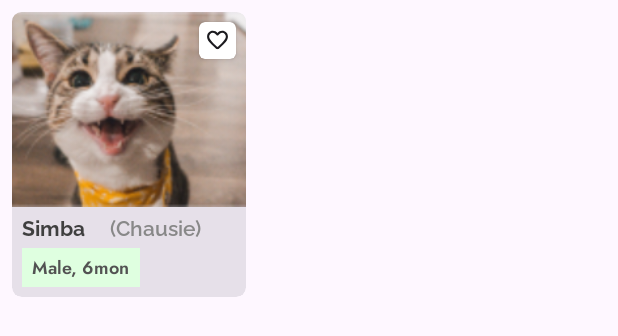
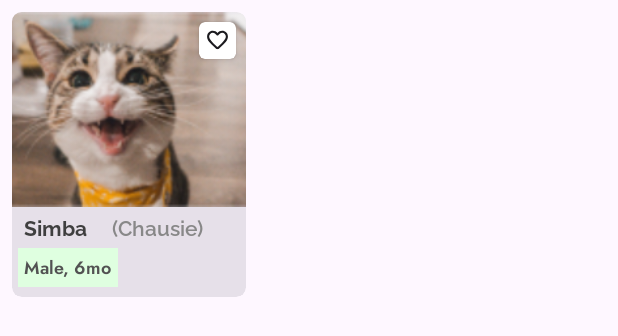
Before and after one commit to mehadishakil/PETOPIA, an Android app: the layout adopt_pet_card_design_layout.xml on its own in the app's theme, with its tools: preview values and no code run, on a phone screen of 412 x 824 dp. Shown: the top 336 px of the screen. Run offline under Robolectric (Android 15) with nearby library versions, the phone set to English and light mode, and no system bars; Roboto replaces fonts that are not available here.

Commit message:
ui updated

```diff
--- a/app/src/main/res/layout/adopt_pet_card_design_layout.xml
+++ b/app/src/main/res/layout/adopt_pet_card_design_layout.xml
@@ -38,13 +38,13 @@
                 android:id="@+id/petAdoptName"
                 android:layout_width="wrap_content"
                 android:layout_height="@dimen/_20sdp"
-                android:layout_marginBottom="@dimen/_2sdp"
+                android:layout_marginStart="4dp"
+                android:fontFamily="@font/raleway_bold"
+                android:gravity="center"
+                android:paddingStart="4dp"
                 android:text="Simba"
-                android:gravity="center"
                 android:textColor="#3F3F3F"
                 android:textStyle="bold"
-                android:fontFamily="@font/raleway_bold"
-                android:layout_marginStart="@dimen/_5sdp"
                 app:layout_constraintStart_toStartOf="parent"
                 app:layout_constraintTop_toBottomOf="@+id/ProductItemImage"
                 tools:textSize="18sp" />
@@ -67,22 +67,22 @@
             <LinearLayout
                 android:layout_width="wrap_content"
                 android:layout_height="@dimen/_20sdp"
-                android:layout_marginLeft="@dimen/_5sdp"
+                android:layout_marginStart="4dp"
+                android:layout_marginBottom="@dimen/_4sdp"
                 android:background="#DFFFE0"
-                android:layout_marginBottom="@dimen/_4sdp"
                 app:layout_constraintBottom_toBottomOf="parent"
                 app:layout_constraintStart_toStartOf="parent"
                 app:layout_constraintTop_toBottomOf="@+id/petAdoptName">
 
                 <TextView
                     android:id="@+id/petAdoptGenderAge"
-                    android:layout_width="wrap_content"
+                    android:layout_width="match_parent"
                     android:layout_height="match_parent"
-                    android:layout_marginLeft="@dimen/_5sdp"
-                    android:layout_marginRight="@dimen/_5sdp"
+                    android:paddingLeft="4dp"
+                    android:paddingRight="4dp"
                     android:fontFamily="@font/jost_semibold"
                     android:gravity="center|left"
-                    android:text="Male, 6mon"
+                    android:text="Male, 6mo"
                     android:textColor="#525252"
                     android:textSize="12sp" />
 
```
Also changed, not shown: app/src/main/res/layout/activity_view_product.xml (+3 -5 lines), app/src/main/res/layout/fragment_home.xml (+7 -11 lines), app/src/main/res/layout/your_pet_layout.xml (+15 -16 lines).
